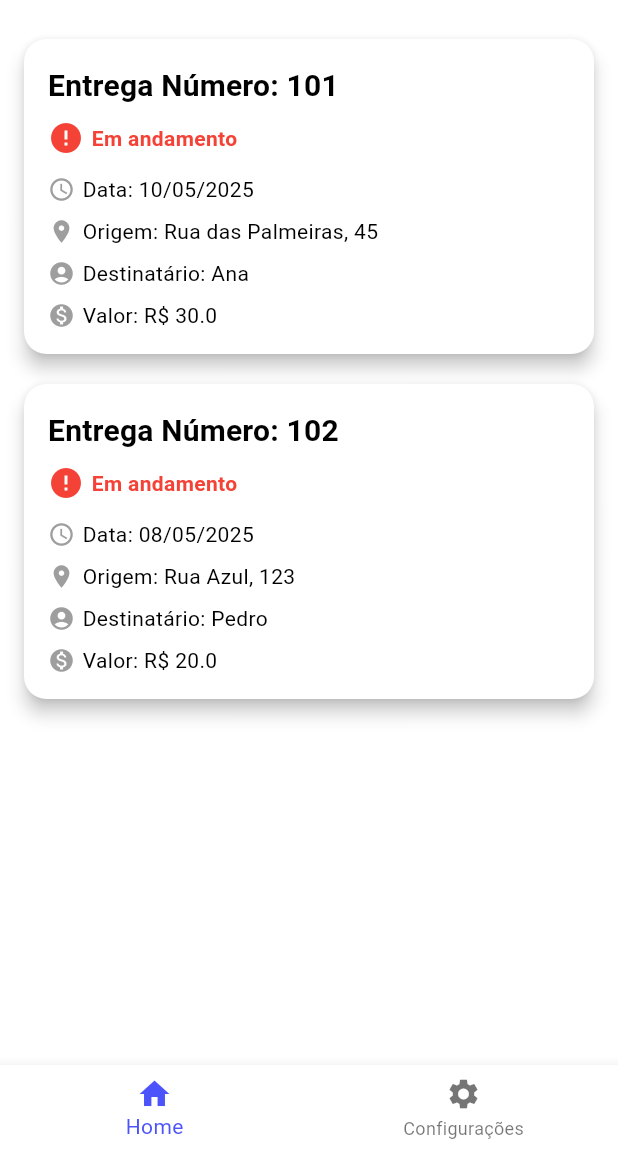
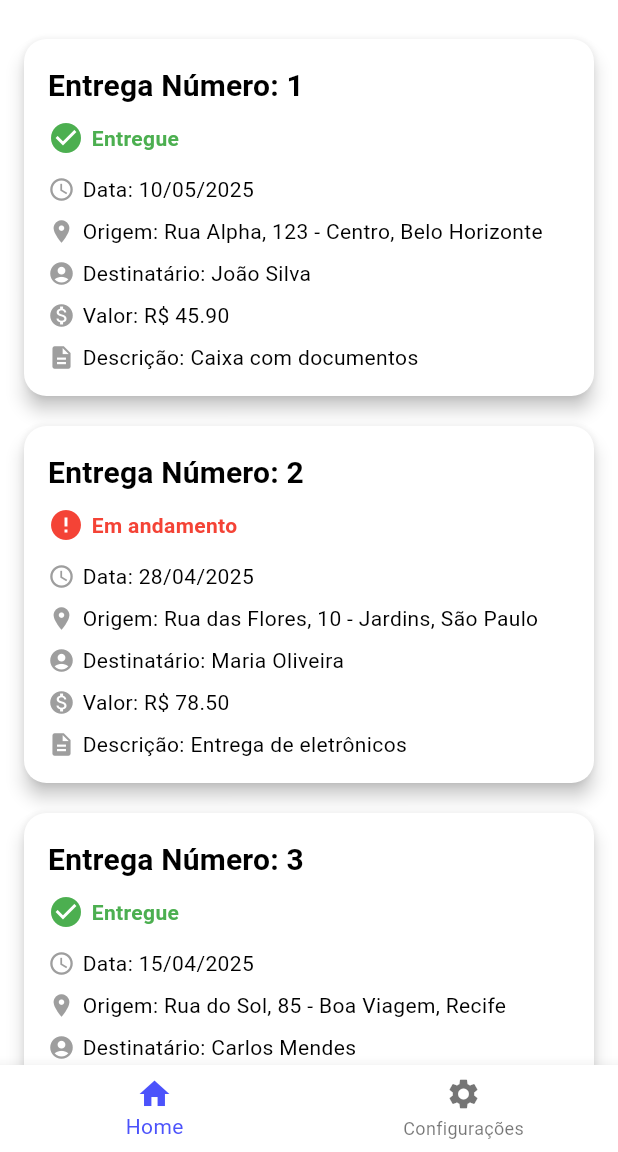
Before and after one commit to oarthurfc/delivery-app, a Flutter app: the DriverHistoryScreen screen opened directly, on a phone screen of 412 x 824 dp, the part 84-1236 px from its top. Run offline on Flutter 3.47's test engine with Material 3 defaults, Android fonts, the phone set to English and light mode, and no system bars; our stand-ins replace flutter_map, latlong2, shared_preferences; accounts and stored records are empty; network calls fail.

Commit message:
refactor: padroniza estrutura de dados mock das entregas e corrige exibição de status nas telas do app. Closes #13, #20, #23

```diff
--- a/lib/screens/driver/driver_history_screen.dart
+++ b/lib/screens/driver/driver_history_screen.dart
@@ -5,40 +5,93 @@ import 'driver_delivery_details_screen.dart';
 class DriverHistoryScreen extends StatelessWidget {
   const DriverHistoryScreen({super.key});
 
-  final List<Map<String, dynamic>> mockHistorico = const [
+  final List<Map<String, dynamic>> entregas = const [
     {
-      'id': 101,
-      'origemEndereco': 'Rua das Palmeiras, 45',
-      'origemLat': -19.9245,
-      'origemLng': -43.9352, // Exemplo: BH
-      'destinoEndereco': 'Av. Central, 789',
-      'destinoLat': -19.9156,
-      'destinoLng': -43.9262, // Exemplo: BH
-      'descricao': 'Pacote médio',
-      'preco': 30.00,
-      'destinatario': 'Ana',
-      'data': '10/05/2025',
-      'status': 'Em andamento',
+      'id': 1,
+      'status': 'DELIVERIED',
+      'data': '2025-05-10',
+      'description': 'Caixa com documentos',
+      'imageUrl': 'https://exemplo.com/imagem1.jpg',
+      'destinatario': 'João Silva',
+      'preco': 45.90,
+      'originAddress': {
+        'street': 'Rua Alpha',
+        'number': '123',
+        'neighborhood': 'Centro',
+        'city': 'Belo Horizonte',
+        'latitude': -19.9245,
+        'longitude': -43.9352,
+      },
+      'destinationAddress': {
+        'street': 'Av. Beta',
+        'number': '456',
+        'neighborhood': 'Savassi',
+        'city': 'Belo Horizonte',
+        'latitude': -19.9380,
+        'longitude': -43.9270,
+      },
     },
     {
-      'id': 102,
-      'origemEndereco': 'Rua Azul, 123',
-      'origemLat': -23.5505,
-      'origemLng': -46.6333, // Exemplo: SP
-      'destinoEndereco': 'Rua Verde, 456',
-      'destinoLat': -23.5596,
-      'destinoLng': -46.6252, // Exemplo: SP
-      'descricao': 'Documento importante',
-      'preco': 20.00,
-      'destinatario': 'Pedro',
-      'data': '08/05/2025',
-      'status': 'Em andamento',
+      'id': 2,
+      'status': 'PENDING',
+      'data': '2025-04-28',
+      'description': 'Entrega de eletrônicos',
+      'imageUrl': 'https://exemplo.com/imagem2.jpg',
+      'destinatario': 'Maria Oliveira',
+      'preco': 78.50,
+      'originAddress': {
+        'street': 'Rua das Flores',
+        'number': '10',
+        'neighborhood': 'Jardins',
+        'city': 'São Paulo',
+        'latitude': -23.5610,
+        'longitude': -46.6560,
+      },
+      'destinationAddress': {
+        'street': 'Av. Paulista',
+        'number': '1578',
+        'neighborhood': 'Bela Vista',
+        'city': 'São Paulo',
+        'latitude': -23.5640,
+        'longitude': -46.6525,
+      },
+    },
+    {
+      'id': 3,
+      'status': 'DELIVERIED',
+      'data': '2025-04-15',
+      'description': 'Livros escolares',
+      'imageUrl': 'https://exemplo.com/imagem3.jpg',
+      'destinatario': 'Carlos Mendes',
+      'preco': 32.00,
+      'originAddress': {
+        'street': 'Rua do Sol',
+        'number': '85',
+        'neighborhood': 'Boa Viagem',
+        'city': 'Recife',
+        'latitude': -8.1117,
+        'longitude': -34.9156,
+      },
+      'destinationAddress': {
+        'street': 'Rua da Aurora',
+        'number': '102',
+        'neighborhood': 'Santo Amaro',
+        'city': 'Recife',
+        'latitude': -8.0631,
+        'longitude': -34.8711,
+      },
     },
   ];
 
+  String getFormattedAddress(Map<String, dynamic> address) {
+    return '${address['street']}, ${address['number']} - ${address['neighborhood']}, ${address['city']}';
+  }
 
   Widget buildHistoryCard(BuildContext context, Map<String, dynamic> entrega) {
     final textTheme = Theme.of(context).textTheme;
+    final isDelivered = entrega['status'] == 'DELIVERIED';
+    final statusText = isDelivered ? 'Entregue' : 'Em andamento';
+    final formattedDate = entrega['data'].toString().split('-').reversed.join('/');
 
     return GestureDetector(
       onTap: () {
@@ -71,15 +124,15 @@ class DriverHistoryScreen extends StatelessWidget {
               Row(
                 children: [
                   Icon(
-                    entrega['status'] == 'Entregue' ? Icons.check_circle : Icons.error,
-                    color: entrega['status'] == 'Entregue' ? Colors.green : Colors.red,
+                    isDelivered ? Icons.check_circle : Icons.error,
+                    color: isDelivered ? Colors.green : Colors.red,
                   ),
                   const SizedBox(width: 5),
                   Text(
-                    entrega['status'],
+                    statusText,
                     style: textTheme.bodyMedium?.copyWith(
                       fontWeight: FontWeight.bold,
-                      color: entrega['status'] == 'Entregue' ? Colors.green : Colors.red,
+                      color: isDelivered ? Colors.green : Colors.red,
                     ),
                   ),
                 ],
@@ -90,7 +143,7 @@ class DriverHistoryScreen extends StatelessWidget {
                   const Icon(Icons.access_time, size: 18, color: Colors.grey),
                   const SizedBox(width: 5),
                   Text(
-                    'Data: ${entrega['data']}',
+                    'Data: $formattedDate',
                     style: textTheme.bodyMedium,
                   ),
                 ],
@@ -100,9 +153,12 @@ class DriverHistoryScreen extends StatelessWidget {
                 children: [
                   const Icon(Icons.location_on, size: 18, color: Colors.grey),
                   const SizedBox(width: 5),
-                  Text(
-                    'Origem: ${entrega['origemEndereco']}',
-                    style: textTheme.bodyMedium,
+                  Expanded(
+                    child: Text(
+                      'Origem: ${getFormattedAddress(entrega['originAddress'])}',
+                      style: textTheme.bodyMedium,
+                      overflow: TextOverflow.ellipsis,
+                    ),
                   ),
                 ],
               ),
@@ -123,8 +179,22 @@ class DriverHistoryScreen extends StatelessWidget {
                   const Icon(Icons.monetization_on, size: 18, color: Colors.grey),
                   const SizedBox(width: 5),
                   Text(
-                    'Valor: R\$ ${entrega['preco']}',
+                    'Valor: R\$ ${entrega['preco'].toStringAsFixed(2)}',
                     style: textTheme.bodyMedium,
+                  ),
+                ],
+              ),
+              const SizedBox(height: 8),
+              Row(
+                children: [
+                  const Icon(Icons.description, size: 18, color: Colors.grey),
+                  const SizedBox(width: 5),
+                  Expanded(
+                    child: Text(
+                      'Descrição: ${entrega['description']}',
+                      style: textTheme.bodyMedium,
+                      overflow: TextOverflow.ellipsis,
+                    ),
                   ),
                 ],
               ),
@@ -150,7 +220,7 @@ class DriverHistoryScreen extends StatelessWidget {
         padding: const EdgeInsets.all(16.0),
         child: Column(
           crossAxisAlignment: CrossAxisAlignment.stretch,
-          children: mockHistorico
+          children: entregas
               .map((entrega) => buildHistoryCard(context, entrega))
               .toList(),
         ),
```
Also changed, not shown: lib/screens/client/client_history_screen.dart (+70 -22 lines), lib/screens/driver/driver_delivery_details_screen.dart (+69 -14 lines).
